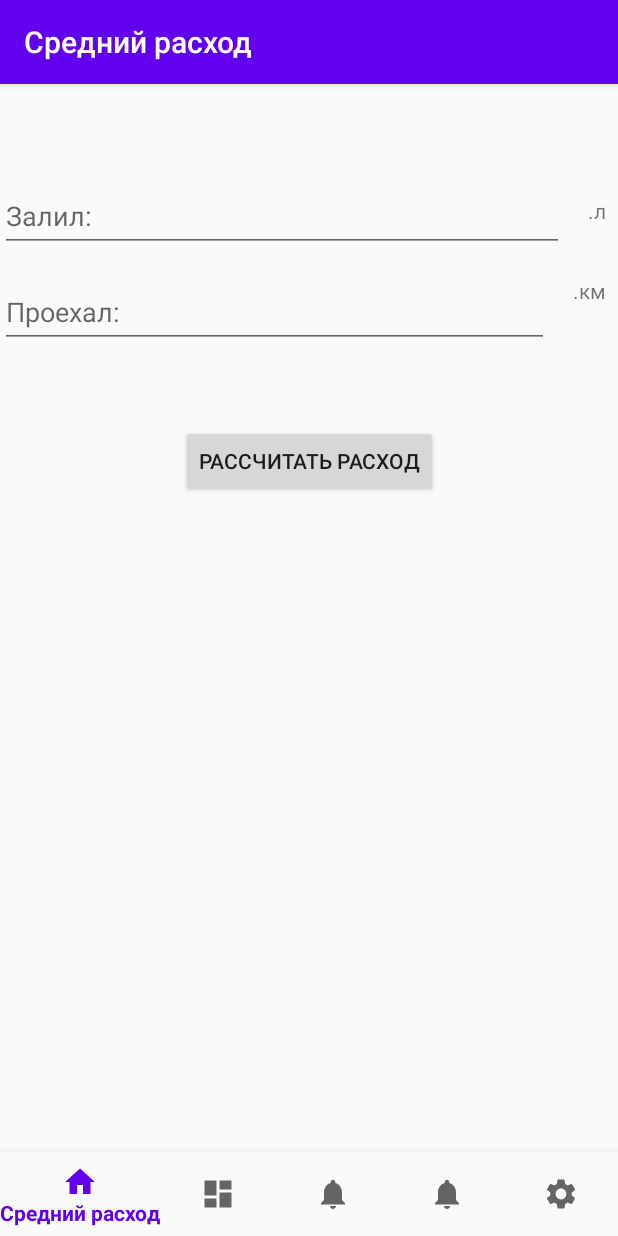
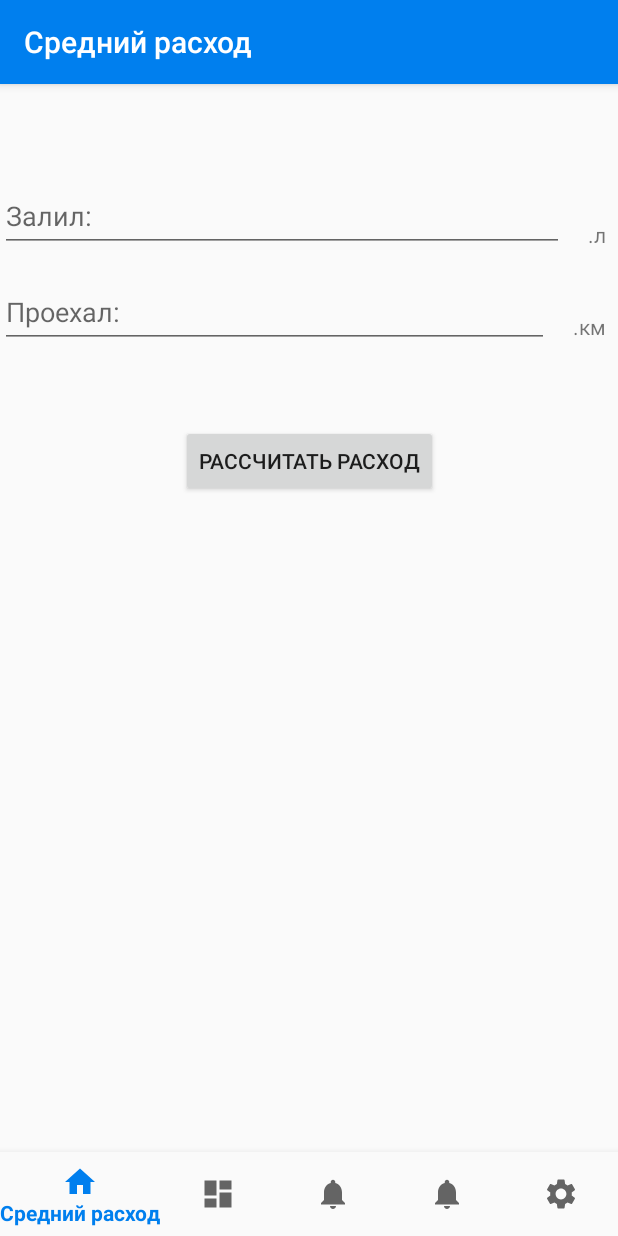
Before and after one commit to Diy2210/EasyFuelCalc, an Android app: the screen it shows after launch (MenuActivity), on a phone screen of 412 x 824 dp. Run offline under Robolectric (Android 15) with nearby library versions, the phone set to English and light mode, and no system bars; our stand-ins replace navigation-ui.

Commit message:
add new colors; add result format double;

```diff
--- a/app/src/main/java/net/multipul/easyfuelcalc/FuelCalcHelper.kt
+++ b/app/src/main/java/net/multipul/easyfuelcalc/FuelCalcHelper.kt
@@ -4,24 +4,27 @@ import kotlin.properties.Delegates
 
 class FuelCalcHelper {
 
-    var resFuel by Delegates.notNull<Int>()
-    var resCostTravel by Delegates.notNull<Int>()
-    var resDistance by Delegates.notNull<Int>()
-    var resCostDistance by Delegates.notNull<Int>()
+    var resFuel by Delegates.notNull<Float>()
+    var resCostTravel by Delegates.notNull<Float>()
+    var resDistance by Delegates.notNull<Float>()
+    var resCostDistance by Delegates.notNull<Float>()
+
+    lateinit var result: String
 
     fun averageFuel(fuel: Float, distance: Float) {
-        resFuel = (fuel * 100 / distance).toInt()
+        resFuel = (fuel * 100 / distance)
+        result = "%.2f".format(resFuel)
     }
 
-    fun costTravel(fuel: Int, distance: Int, average: Int) {
+    fun costTravel(fuel: Float, distance: Float, average: Float) {
         resCostTravel = average * 100 / distance
     }
 
-    fun howMachFuel(average: Int, fuel: Int) {
+    fun howMachFuel(average: Float, fuel: Float) {
         resDistance = fuel / average * 100
     }
 
-    fun costDistance(average: Int, cost: Int) {
+    fun costDistance(average: Float, cost: Float) {
         resCostDistance = average * cost / 100
     }
 }
--- a/app/src/main/res/layout/activity_menu.xml
+++ b/app/src/main/res/layout/activity_menu.xml
@@ -1,6 +1,7 @@
 <?xml version="1.0" encoding="utf-8"?>
 <androidx.constraintlayout.widget.ConstraintLayout xmlns:android="http://schemas.android.com/apk/res/android"
     xmlns:app="http://schemas.android.com/apk/res-auto"
+    xmlns:tools="http://schemas.android.com/tools"
     android:id="@+id/container"
     android:layout_width="match_parent"
     android:layout_height="match_parent"
@@ -24,7 +25,8 @@
         android:layout_width="match_parent"
         android:layout_height="match_parent"
         app:defaultNavHost="true"
-        app:layout_constraintBottom_toTopOf="@id/nav_view"
+        app:layout_constraintBottom_toBottomOf="parent"
+        app:layout_constraintHorizontal_bias="0.0"
         app:layout_constraintLeft_toLeftOf="parent"
         app:layout_constraintRight_toRightOf="parent"
         app:layout_constraintTop_toTopOf="parent"
--- a/app/src/main/res/layout/fragment_first.xml
+++ b/app/src/main/res/layout/fragment_first.xml
@@ -38,6 +38,7 @@
             android:id="@+id/fuelTypeTV"
             android:layout_width="wrap_content"
             android:layout_height="wrap_content"
+            android:layout_marginTop="32dp"
             android:layout_marginEnd="8dp"
             android:text="@string/fuel_value_lit"
             app:layout_constraintBottom_toBottomOf="@+id/textInputLayout"
@@ -70,7 +71,7 @@
             android:id="@+id/distanceTypeTV"
             android:layout_width="wrap_content"
             android:layout_height="wrap_content"
-            android:layout_marginTop="8dp"
+            android:layout_marginTop="32dp"
             android:layout_marginEnd="8dp"
             android:layout_marginBottom="8dp"
             android:text="@string/distance_value_km"
@@ -87,9 +88,9 @@
             android:layout_marginStart="8dp"
             android:layout_marginTop="16dp"
             android:layout_marginEnd="8dp"
+            android:textStyle="bold"
             app:layout_constraintEnd_toEndOf="parent"
             app:layout_constraintStart_toStartOf="parent"
-            android:textStyle="bold"
             app:layout_constraintTop_toBottomOf="@+id/textInputLayout2" />
 
         <Button
--- a/app/src/main/res/navigation/mobile_navigation.xml
+++ b/app/src/main/res/navigation/mobile_navigation.xml
@@ -15,13 +15,13 @@
         android:id="@+id/navigation_second"
         android:name="net.multipul.easyfuelcalc.ui.second.SecondFragment"
         android:label="@string/second_screen"
-        tools:layout="@layout/fragment_dashboard" />
+        tools:layout="@layout/fragment_second" />
 
     <fragment
         android:id="@+id/navigation_third"
         android:name="net.multipul.easyfuelcalc.ui.third.ThirdFragment"
         android:label="@string/fourth_screen"
-        tools:layout="@layout/fragment_notifications" />
+        tools:layout="@layout/fragment_third" />
 
     <fragment
         android:id="@+id/navigation_fourth"
--- a/app/src/main/res/values/colors.xml
+++ b/app/src/main/res/values/colors.xml
@@ -1,7 +1,7 @@
 <?xml version="1.0" encoding="utf-8"?>
 <resources>
-    <color name="colorPrimary">#6200EE</color>
-    <color name="colorPrimaryDark">#3700B3</color>
-    <color name="colorAccent">#03DAC5</color>
+    <color name="colorPrimary">#007FEE</color>
+    <color name="colorPrimaryDark">#0048D6</color>
+    <color name="colorAccent">#0AAA78</color>
     <color name="white">#ffffff</color>
 </resources>
```
Also changed, not shown: app/src/main/java/net/multipul/easyfuelcalc/ui/first/FirstFragment.kt (+1 -18 lines), app/src/main/java/net/multipul/easyfuelcalc/ui/second/SecondFragment.kt (+5 -5 lines), app/src/main/java/net/multipul/easyfuelcalc/ui/third/ThirdFragment.kt (+5 -5 lines), app/src/main/res/layout/fragment_dashboard.xml (deleted, +0 -22 lines), app/src/main/res/layout/fragment_notifications.xml (deleted, +0 -22 lines), app/src/main/res/layout/fragment_second.xml (added, +7 -0 lines), app/src/main/res/layout/fragment_third.xml (added, +7 -0 lines).
